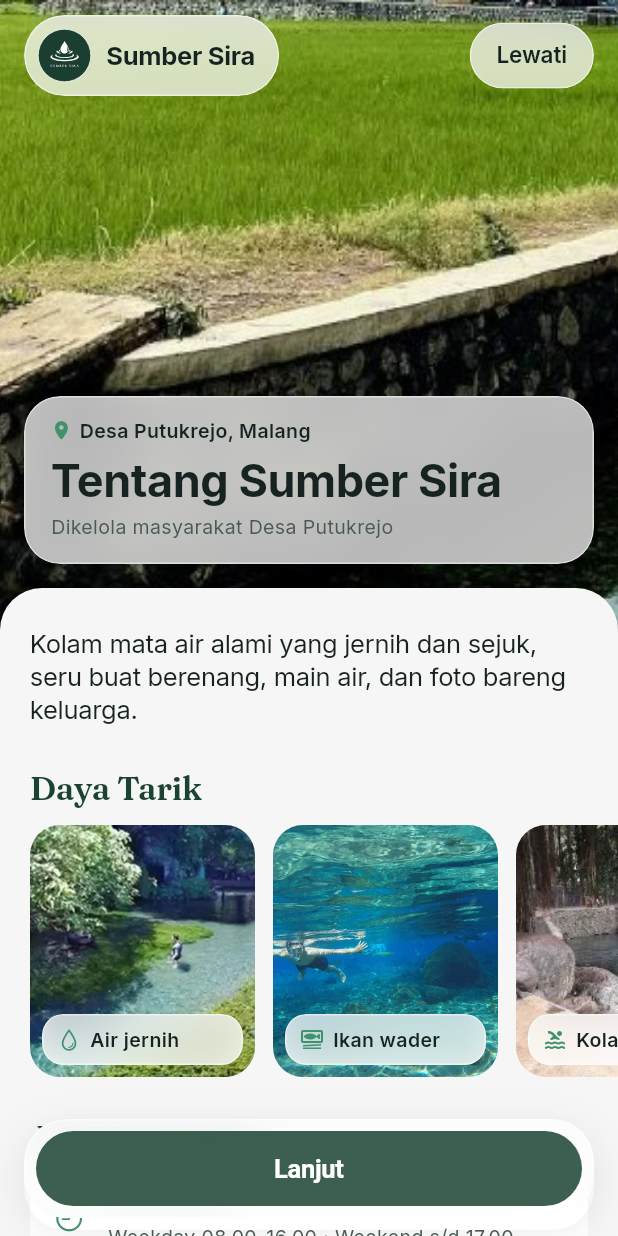
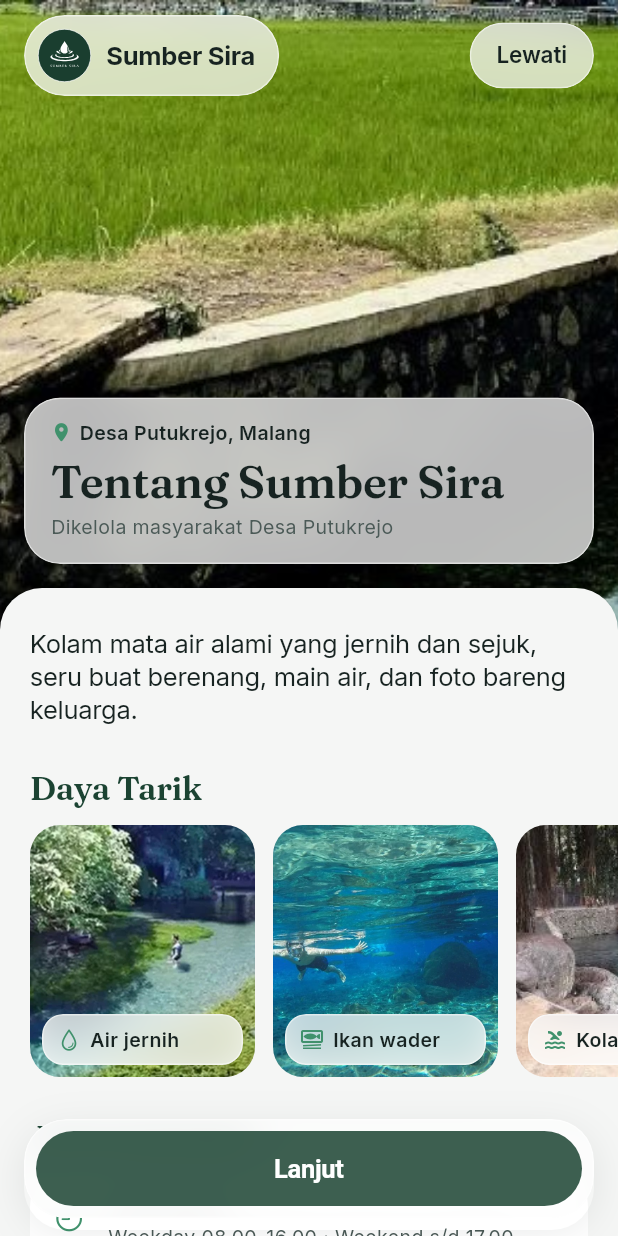
Before and after one commit to deanadibaanugrah/SumberSira, a Flutter app: the screen it shows after launch, on a phone screen of 412 x 824 dp. Run offline on Flutter 3.47's test engine with Material 3 defaults, Android fonts, the phone set to English and light mode, and no system bars; our stand-ins replace google_fonts, image_picker, qr_flutter, share_plus, shared_preferences; network calls fail; project files that could hold a hidden picture were left out.

Commit message:
feat(mobile): judul sheet dan halaman Tentang memakai serif seperti layar lain (hanya tampilan)

```diff
--- a/mobile/lib/features/about/view/about_screen.dart
+++ b/mobile/lib/features/about/view/about_screen.dart
@@ -144,9 +144,9 @@ class AboutScreen extends StatelessWidget {
                               const SizedBox(height: 6),
                               Text(
                                 'Tentang Sumber Sira',
-                                style: AppText.title2.copyWith(
-                                  fontSize: 30,
-                                  height: 36 / 30,
+                                style: AppText.display(
+                                  30,
+                                  color: AppColors.ink,
                                 ),
                               ),
                               const SizedBox(height: 4),
--- a/mobile/lib/features/home/view/home_tab.dart
+++ b/mobile/lib/features/home/view/home_tab.dart
@@ -194,7 +194,7 @@ class HomeTab extends StatelessWidget {
       builder: (_) => Column(
         crossAxisAlignment: CrossAxisAlignment.stretch,
         children: [
-          const Text('Notifikasi', style: AppText.title2),
+          Text('Notifikasi', style: AppText.display(22)),
           const SizedBox(height: 14),
           GroupedList(
             children: [
--- a/mobile/lib/features/tickets/view/ticket_form_screen.dart
+++ b/mobile/lib/features/tickets/view/ticket_form_screen.dart
@@ -632,10 +632,10 @@ class _QrisSheetState extends State<_QrisSheet> {
     return Column(
       crossAxisAlignment: CrossAxisAlignment.stretch,
       children: [
-        const Text(
+        Text(
           'Bayar dengan QRIS',
           textAlign: TextAlign.center,
-          style: AppText.headline,
+          style: AppText.display(22),
         ),
         const SizedBox(height: 4),
         const Text(
--- a/mobile/lib/widgets/photo_form.dart
+++ b/mobile/lib/widgets/photo_form.dart
@@ -57,7 +57,7 @@ class _PhotoFormState extends State<PhotoForm> {
           crossAxisAlignment: CrossAxisAlignment.start,
           mainAxisSize: MainAxisSize.min,
           children: [
-            Text(widget.heading, style: AppText.title2),
+            Text(widget.heading, style: AppText.display(22)),
             const SizedBox(height: 4),
             Text(widget.hint, style: AppText.footnote),
             const SizedBox(height: 16),
```
